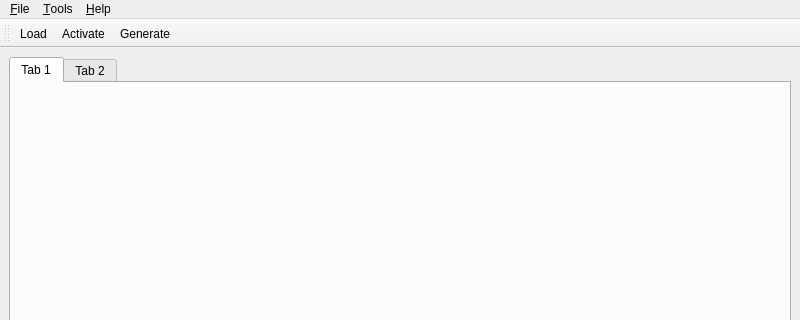
WhiteMagic/JoystickGremlin, file ui_gremlin.ui: the form before one commit; both pictures show x 0 to 800 and y 0 to 320 of the 800 by 600 pixel window.
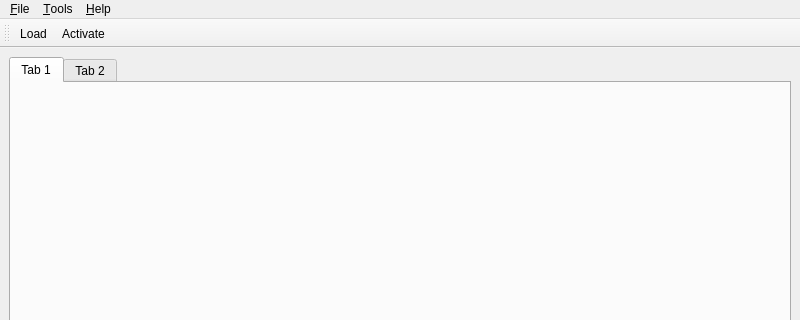
The form after the commit.

```diff
--- a/ui_gremlin.ui
+++ b/ui_gremlin.ui
@@ -89,7 +89,6 @@
    </attribute>
    <addaction name="actionOpen"/>
    <addaction name="actionActivate"/>
-   <addaction name="actionGenerate"/>
   </widget>
   <action name="actionOpen">
    <property name="text">
```
Left out of the diff: 7 changed lines with no effect on the pictures.
